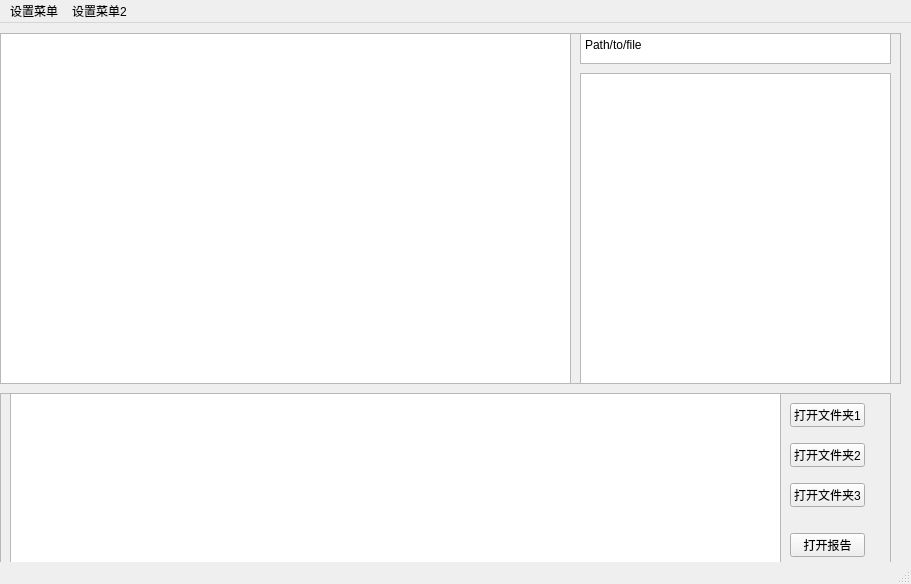
Before: the Qt Designer form ui/tab7.ui in 2950067210dqy/pyqt6_project_smart_device, drawn with Qt 5.
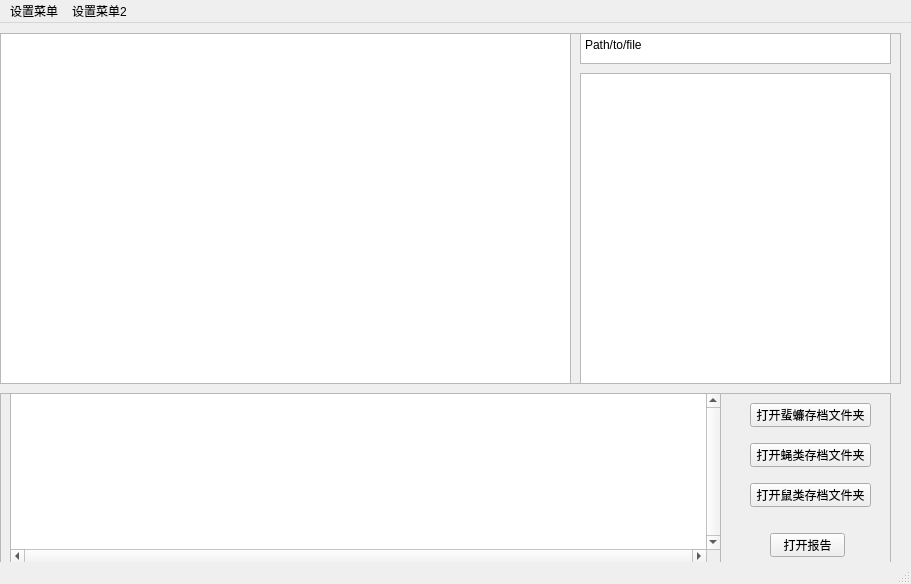
After: the same form once the commit is applied.

Commit message: 1.3完成归档，剩余csv修改和柱状图，打开文件夹

What changed in the file:
```diff
--- a/ui/tab7.ui
+++ b/ui/tab7.ui
@@ -44,54 +44,73 @@
       <rect>
        <x>10</x>
        <y>0</y>
-       <width>771</width>
-       <height>192</height>
+       <width>711</width>
+       <height>171</height>
       </rect>
      </property>
+     <property name="verticalScrollBarPolicy">
+      <enum>Qt::ScrollBarAlwaysOn</enum>
+     </property>
+     <property name="horizontalScrollBarPolicy">
+      <enum>Qt::ScrollBarAlwaysOn</enum>
+     </property>
+     <property name="sizeAdjustPolicy">
+      <enum>QAbstractScrollArea::AdjustToContents</enum>
+     </property>
+     <property name="html">
+      <string>&lt;!DOCTYPE HTML PUBLIC &quot;-//W3C//DTD HTML 4.0//EN&quot; &quot;http://www.w3.org/TR/REC-html40/strict.dtd&quot;&gt;
+&lt;html&gt;&lt;head&gt;&lt;meta name=&quot;qrichtext&quot; content=&quot;1&quot; /&gt;&lt;meta charset=&quot;utf-8&quot; /&gt;&lt;style type=&quot;text/css&quot;&gt;
+p, li { white-space: pre-wrap; }
+hr { height: 1px; border-width: 0; }
+li.unchecked::marker { content: &quot;\2610&quot;; }
+li.checked::marker { content: &quot;\2612&quot;; }
+&lt;/style&gt;&lt;/head&gt;&lt;body style=&quot; font-family:'Microsoft YaHei UI'; font-size:9pt; font-weight:400; font-style:normal;&quot;&gt;
+&lt;p style=&quot;-qt-paragraph-type:empty; margin-top:0px; margin-bottom:0px; margin-left:0px; margin-right:0px; -qt-block-indent:0; text-indent:0px;&quot;&gt;&lt;br /&gt;&lt;/p&gt;&lt;/body&gt;&lt;/html&gt;</string>
+     </property>
     </widget>
     <widget class="QPushButton" name="pushButton">
      <property name="geometry">
       <rect>
-       <x>790</x>
+       <x>750</x>
        <y>10</y>
-       <width>75</width>
+       <width>121</width>
        <height>24</height>
       </rect>
      </property>
      <property name="text">
-      <string>打开文件夹1</string>
+      <string>打开蜚蠊存档文件夹</string>
      </property>
     </widget>
     <widget class="QPushButton" name="pushButton_2">
      <property name="geometry">
       <rect>
-       <x>790</x>
+       <x>750</x>
        <y>50</y>
-       <width>75</width>
+       <width>121</width>
        <height>24</height>
       </rect>
      </property>
      <property name="text">
-      <string>打开文件夹2</string>
+      <string>打开蝇类存档文件夹</string>
      </property>
     </widget>
     <widget class="QPushButton" name="pushButton_3">
      <property name="geometry">
       <rect>
-       <x>790</x>
+       <x>750</x>
        <y>90</y>
-       <width>75</width>
+       <width>121</width>
        <height>24</height>
       </rect>
      </property>
      <property name="text">
-      <string>打开文件夹3</string>
+      <string>打开鼠类存档文件夹</string>
      </property>
     </widget>
     <widget class="QPushButton" name="pushButton_4">
      <property name="geometry">
       <rect>
-       <x>790</x>
+       <x>770</x>
        <y>140</y>
        <width>75</width>
        <height>24</height>
```
Left out of the diff: 16 changed lines with no effect on the pictures. The commit also changes 13 other files.
